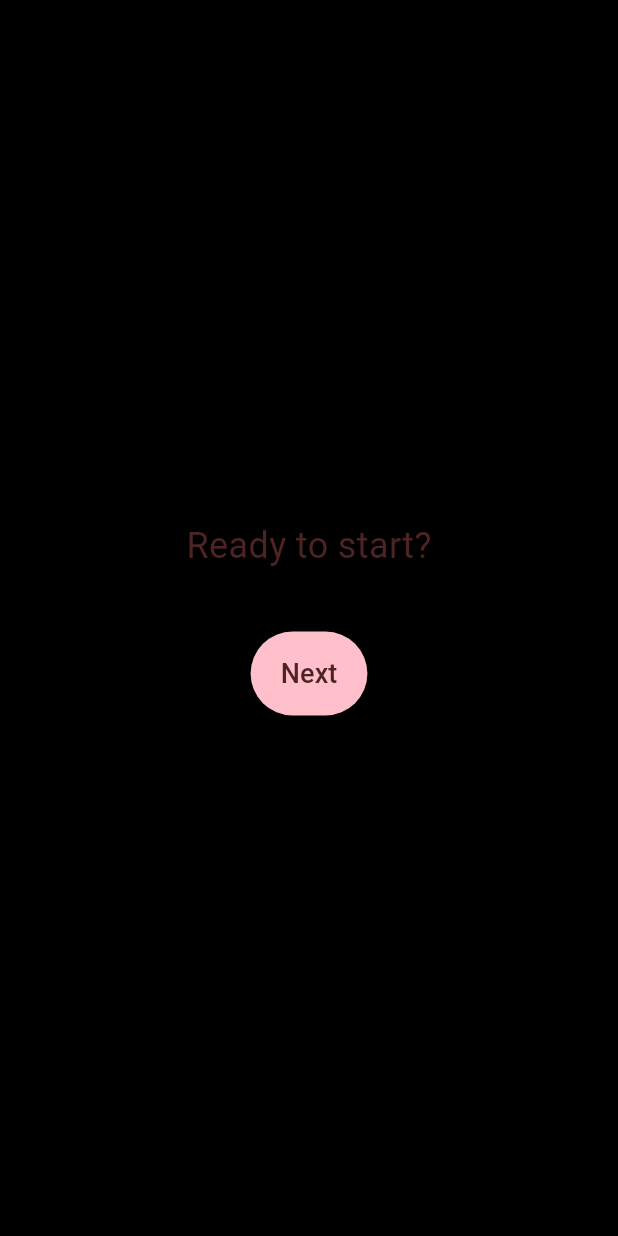
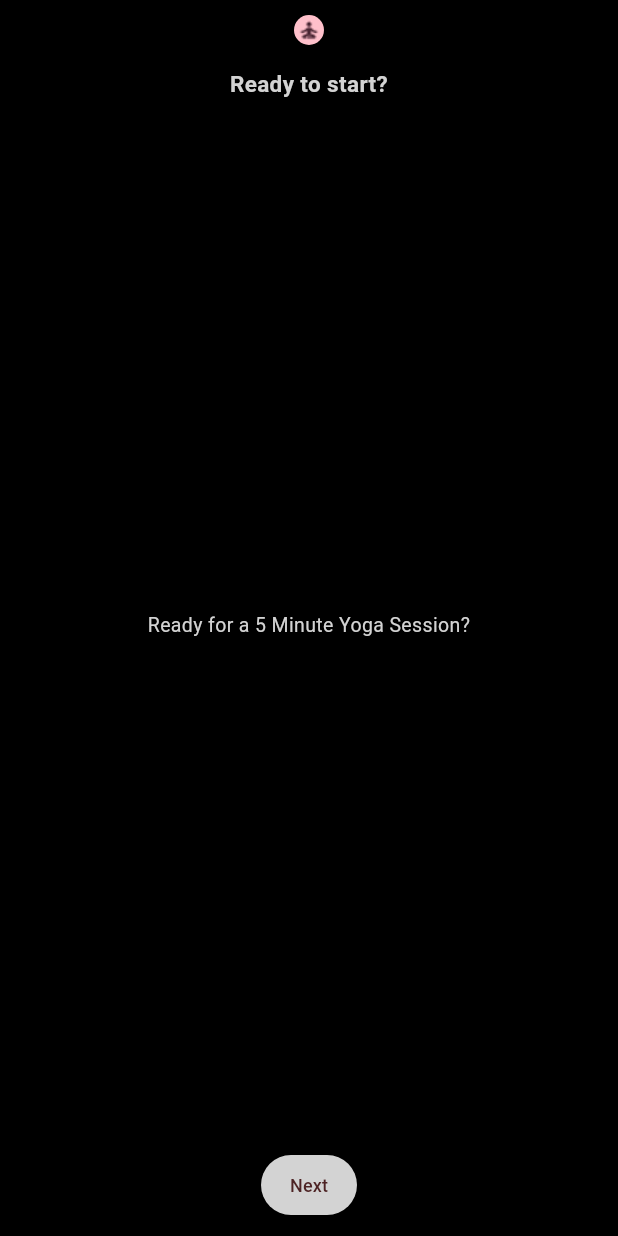
Before and after one commit to inagege/eis, a Flutter app: the HomeScreen screen opened directly, after a tap on "Yoga", on a phone screen of 412 x 824 dp. Run offline on Flutter 3.47's test engine with Material 3 defaults, Android fonts, the phone set to English and light mode, and no system bars.

Commit message:
neues Update: 07.01

```diff
--- a/lib/main.dart
+++ b/lib/main.dart
@@ -1,4 +1,6 @@
 import 'package:flutter/material.dart';
+import 'startscreen.dart'; // Importiert die Startscreen-Datei
+import 'yogascreens.dart'; // Importiert die Datei YogaScreens
 
 void main() {
   runApp(EISApp());
@@ -10,60 +12,60 @@ class EISApp extends StatelessWidget {
     return MaterialApp(
       title: 'EIS App',
       theme: ThemeData.dark(),
-      home: HomeScreen(),
+      home: StartScreen(), // Startet mit der StartScreen-Seite
     );
   }
 }
 
-// Home Screen with Main Round Buttons and Circle on Top
+// Home Screen mit Haupt-Buttons und einem Kreis oben
 class HomeScreen extends StatelessWidget {
   final List<String> categories = ['Yoga', 'Walk', 'Nap', 'Vent', 'Coffee', 'Food'];
 
   @override
   Widget build(BuildContext context) {
-    // Calculate button size based on screen width
+    // Berechne die Größe der Buttons basierend auf der Bildschirmbreite
     double screenWidth = MediaQuery.of(context).size.width;
-    double buttonSize = (screenWidth - 80) / 3; // Subtract padding and spacing
+    double buttonSize = (screenWidth - 80) / 3; // Subtrahiere Polster und Abstand
 
     return Scaffold(
       backgroundColor: Colors.black,
       body: Column(
         children: [
-          // Small circle at the top of the screen
+          // Kleiner Kreis oben
           Container(
-            margin: EdgeInsets.only(top: 10), // Position circle downwards
-            width: 20, // Diameter of the circle
+            margin: EdgeInsets.only(top: 10), // Abstand nach unten
+            width: 20, // Durchmesser des Kreises
             height: 20,
             decoration: BoxDecoration(
-              color: Color(0xFFFFC0CB), // Light pink color
+              color: Color(0xFFFFC0CB), // Hellrosa Farbe
               shape: BoxShape.circle,
             ),
           ),
 
-          // Spacing below the circle
+          // Abstand unterhalb des Kreises
           SizedBox(height: 10),
 
-          // Grid of Round Buttons
+          // Grid mit runden Buttons
           Expanded(
             child: GridView.count(
               crossAxisCount: 3,
               crossAxisSpacing: 25,
               mainAxisSpacing: 25,
               padding: EdgeInsets.all(25),
-              children: categories
-                  .map((name) => RoundButton(
+              children: categories.map((name) {
+                return RoundButton(
                   label: name,
                   size: buttonSize,
                   onPressed: () {
                     Navigator.push(
                       context,
                       MaterialPageRoute(
-                        builder: (context) =>
-                            ScreenRow(category: name)),
+                        builder: (context) => YogaScreens(category: name), // Verweis auf YogaScreens
+                      ),
                     );
                   },
-              ))
-                  .toList(),
+                );
+              }).toList(),
             ),
           ),
         ],
@@ -72,16 +74,17 @@ class HomeScreen extends StatelessWidget {
   }
 }
 
-// Round Button Widget
+// Runder Button
 class RoundButton extends StatelessWidget {
   final String label;
   final VoidCallback onPressed;
-  final double size; // Add size parameter
+  final double size;
 
-  const RoundButton({super.key,
+  const RoundButton({
+    super.key,
     required this.label,
     required this.onPressed,
-    required this.size
+    required this.size,
   });
 
   @override
@@ -89,8 +92,8 @@ class RoundButton extends StatelessWidget {
     return GestureDetector(
       onTap: onPressed,
       child: Container(
-        width: size, // Use dynamic size
-        height: size, // Use dynamic size
+        width: size,
+        height: size,
         decoration: BoxDecoration(
           color: Color(0xFFFFC0CB),
           shape: BoxShape.circle,
@@ -98,7 +101,7 @@ class RoundButton extends StatelessWidget {
         child: Center(
           child: Text(
             label,
-            style: TextStyle(fontSize: size * 0.2, color: Color(0xFF4D2324)), // Adjust font size
+            style: TextStyle(fontSize: size * 0.2, color: Color(0xFF4D2324)), // Schriftgröße anpassen
             textAlign: TextAlign.center,
           ),
         ),
@@ -106,70 +109,3 @@ class RoundButton extends StatelessWidget {
     );
   }
 }
-
-// Screens in Each Row (Mockups)
-class ScreenRow extends StatefulWidget {
-  final String category;
-
-  const ScreenRow({super.key, required this.category});
-
-  @override
-  _ScreenRowState createState() => _ScreenRowState();
-}
-
-class _ScreenRowState extends State<ScreenRow> {
-  int currentIndex = 0;
-
-  final Map<String, List<String>> mockupScreens = {
-    'Yoga': ['Ready to start?', 'Pose 1', 'Pose 2', 'Done!'],
-    'Walk': ['Let\'s go!', 'Midway Check', 'Almost there', 'Done!'],
-    'Nap': ['Time to relax', 'Close your eyes', 'Done!'],
-    'Vent': ['Share your thoughts', 'All set'],
-    'Coffee': ['Enjoy a coffee break'],
-    'Food': ['Enjoy some food']
-  };
-
-  @override
-  Widget build(BuildContext context) {
-    List<String> screens = mockupScreens[widget.category] ?? ['Screen'];
-
-    return Scaffold(
-      backgroundColor: Colors.black,
-      body: Center(
-        child: Column(
-          mainAxisAlignment: MainAxisAlignment.center,
-          children: [
-            // Screen Text
-            Text(
-              screens[currentIndex],
-              style: TextStyle(fontSize: 24, color: Color(0xFF4D2324)),
-            ),
-            SizedBox(height: 40),
-
-            // Navigation Buttons
-            ElevatedButton(
-              style: ElevatedButton.styleFrom(
-                backgroundColor: Color(0xFFFFC0CB), // Replace 'primary' with 'backgroundColor'
-                padding: EdgeInsets.symmetric(horizontal: 20, vertical: 15),
-              ),
-              onPressed: () {
-                if (currentIndex < screens.length - 1) {
-                  setState(() {
-                    currentIndex++;
-                  });
-                } else {
-                  // Close app after last screen
-                  Navigator.of(context).pop();
-                }
-              },
-              child: Text(
-                currentIndex == screens.length - 1 ? 'Done' : 'Next',
-                style: TextStyle(fontSize: 18, color: Color(0xFF4D2324)),
-              ),
-            ),
-          ],
-        ),
-      ),
-    );
-  }
-}
--- /dev/null
+++ b/lib/startscreen.dart
@@ -0,0 +1,70 @@
+import 'package:eis/main.dart';
+import 'package:flutter/material.dart';
+
+
+class StartScreen extends StatelessWidget {
+  const StartScreen({super.key});
+
+  @override
+  Widget build(BuildContext context) {
+    return Scaffold(
+      backgroundColor: Colors.black,
+      body: SafeArea(
+        child: Column(
+          children: [
+            // Oben Titel "Break Time"
+            Padding(
+              padding: const EdgeInsets.only(top: 40.0),
+              child: Center(
+                child: Text(
+                  'Break Time',
+                  style: TextStyle(
+                    fontSize: 16,
+                    color: Color(0xFFD3D3D3),
+                    fontWeight: FontWeight.bold,
+                  ),
+                ),
+              ),
+            ),
+
+            // Mittiger Text
+            Expanded(
+              child: Center(
+                child: Text(
+                  'Based on your Biosignals\nit would be time for a break',
+                  style: TextStyle(
+                    fontSize: 14,
+                    color: Color(0xFFD3D3D3),
+                  ),
+                  textAlign: TextAlign.center,
+                ),
+              ),
+            ),
+
+            // Navigationsbutton "Start break"
+            Padding(
+              padding: const EdgeInsets.only(bottom: 40.0),
+              child: ElevatedButton(
+                style: ElevatedButton.styleFrom(
+                  backgroundColor: Color(0xFFD3D3D3), // Button-Hintergrund
+                  padding: EdgeInsets.symmetric(horizontal: 20, vertical: 12),
+                ),
+                onPressed: () {
+                  // Navigation zu YogaScreens
+                  Navigator.push(
+                    context,
+                    MaterialPageRoute(builder: (context) => HomeScreen()),
+                  );
+                },
+                child: Text(
+                  'Start break',
+                  style: TextStyle(fontSize: 14, color: Color(0xFF4D2324)),
+                ),
+              ),
+            ),
+          ],
+        ),
+      ),
+    );
+  }
+}
--- /dev/null
+++ b/lib/yogascreens.dart
@@ -0,0 +1,216 @@
+import 'package:flutter/material.dart';
+
+class YogaScreens extends StatefulWidget {
+  final String category;
+
+  const YogaScreens({super.key, required this.category});
+
+  @override
+  _YogaScreensState createState() => _YogaScreensState();
+}
+
+class _YogaScreensState extends State<YogaScreens> {
+  int currentIndex = 0;
+
+  final Map<String, List<Map<String, String>>> mockupScreens = {
+    'Yoga': [
+      {
+        'title': 'Ready to start?',
+        'description': 'Ready for a 5 Minute Yoga Session?',
+        'image': 'assets/images/yogaicon.png',
+        'buttonText': 'Start Session!',
+      },
+      {
+        'title': 'Yoga 1/5',
+        'description': '60 Seconds',
+        'image': 'assets/images/yoga1.png',
+        'buttonText': 'Next',
+        'imageWidth': '85',
+        'imageHeight': '40',
+      },
+      {
+        'title': 'Yoga 2/5',
+        'description': '60 Seconds',
+        'image': 'assets/images/yoga2.png',
+        'buttonText': 'Next',
+        'imageWidth': '150',
+        'imageHeight': '35',
+      },
+      {
+        'title': 'Yoga 3/5',
+        'description': '60 Seconds',
+        'image': 'assets/images/yoga3.png',
+        'buttonText': 'Next',
+        'imageWidth': '105',
+        'imageHeight': '40',
+      },
+      {
+        'title': 'Yoga 4/5',
+        'description': '60 Seconds',
+        'image': 'assets/images/yoga4.png',
+        'buttonText': 'Next',
+        'imageWidth': '64',
+        'imageHeight': '40',
+      },
+      {
+        'title': 'Yoga 5/5',
+        'description': '60 Seconds.',
+        'image': 'assets/images/yoga5.png',
+        'buttonText': 'Next',
+        'imageWidth': '66',
+        'imageHeight': '40',
+      },
+      {
+        'title': 'Well done!',
+        'description': 'You have completed the Yoga session.',
+        'image': 'assets/images/yogaicon.png',
+        'buttonText': 'End',
+      },
+    ],
+    'Walk': [
+      {'title': 'Lets go!', 'description': '', 'image': ''},
+      {'title': 'Midway Check', 'description': '', 'image': ''},
+      {'title': 'Almost there', 'description': '', 'image': ''},
+      {'title': 'Done!', 'description': '', 'image': ''},
+    ],
+    'Nap': [
+      {'title': 'Time to relax', 'description': '', 'image': ''},
+      {'title': 'Close your eyes', 'description': '', 'image': ''},
+      {'title': 'Done!', 'description': '', 'image': ''},
+    ],
+    'Vent': [
+      {'title': 'Share your thoughts', 'description': '', 'image': ''},
+      {'title': 'All set', 'description': '', 'image': ''},
+    ],
+    'Coffee': [
+      {'title': 'Enjoy a coffee break', 'description': '', 'image': ''},
+    ],
+    'Food': [
+      {'title': 'Enjoy some food', 'description': '', 'image': ''},
+    ]
+  };
+
+  @override
+  Widget build(BuildContext context) {
+    List<Map<String, String>> screens = mockupScreens[widget.category] ??
+        [
+          {'title': 'Screen', 'description': '', 'image': ''}
+        ];
+
+    return Scaffold(
+      backgroundColor: Colors.black,
+      body: Stack(
+        children: [
+          Center(
+            child: Column(
+              mainAxisAlignment: MainAxisAlignment.center,
+              children: [
+                SizedBox(height: 10),
+                if (currentIndex == 0 || currentIndex == screens.length - 1)
+                  Padding(
+                    padding: const EdgeInsets.symmetric(
+                        vertical: 10.0, horizontal: 20.0),
+                    child: Text(
+                      screens[currentIndex]['description'] ?? '',
+                      style: TextStyle(fontSize: 13, color: Color(0xFFD3D3D3)),
+                      textAlign: TextAlign.center,
+                    ),
+                  )
+                else if (screens[currentIndex]['image'] != null &&
+                    screens[currentIndex]['image']!.isNotEmpty)
+                  Column(
+                    children: [
+                      Image.asset(
+                        screens[currentIndex]['image']!,
+                        width: double.parse(
+                            screens[currentIndex]['imageWidth'] ?? '20'),
+                        height: double.parse(
+                            screens[currentIndex]['imageHeight'] ?? '20'),
+                      ),
+                      SizedBox(height: 10),
+                      Padding(
+                        padding: const EdgeInsets.symmetric(
+                            vertical: 10.0, horizontal: 20.0),
+                        child: Text(
+                          screens[currentIndex]['description'] ?? '',
+                          style: TextStyle(fontSize: 13, color: Color(0xFFD3D3D3)),
+                          textAlign: TextAlign.center,
+                        ),
+                      ),
+                    ],
+                  ),
+              ],
+            ),
+          ),
+
+          Positioned(
+            top: 10,
+            left: 0,
+            right: 0,
+            child: Center(
+              child: Container(
+                width: 20,
+                height: 20,
+                decoration: BoxDecoration(
+                  color: Color(0xFFFFC0CB),
+                  shape: BoxShape.circle,
+                ),
+                child: Center(
+                  child: Image.asset(
+                    'assets/images/yogaicon.png',
+                    height: 20,
+                    width: 20,
+                  ),
+                ),
+              ),
+            ),
+          ),
+
+          Positioned(
+            top: 45,
+            left: 0,
+            right: 0,
+            child: Center(
+              child: Text(
+                screens[currentIndex]['title']!,
+                style: TextStyle(
+                  fontSize: 15,
+                  color: Color(0xFFD3D3D3),
+                  fontWeight: FontWeight.bold,
+                ),
+                textAlign: TextAlign.center,
+              ),
+            ),
+          ),
+
+          Positioned(
+            bottom: 10,
+            left: 0,
+            right: 0,
+            child: Center(
+              child: ElevatedButton(
+                style: ElevatedButton.styleFrom(
+                  backgroundColor: Color(0xFFD3D3D3),
+                  padding: EdgeInsets.symmetric(horizontal: 10, vertical: 7.5),
+                ),
+                onPressed: () {
+                  if (currentIndex < screens.length - 1) {
+                    setState(() {
+                      currentIndex++;
+                    });
+                  } else {
+                    Navigator.of(context).pop();
+                  }
+                },
+                child: Text(
+                  currentIndex == screens.length - 1 ? 'Done' : 'Next',
+                  style: TextStyle(fontSize: 12, color: Color(0xFF4D2324)),
+                ),
+              ),
+            ),
+          ),
+        ],
+      ),
+    );
+  }
+}
```
Also changed, not shown: pubspec.yaml (+7 -1 lines), assets/images/endpose.png (added), assets/images/mountainpose.png (added), assets/images/startpose.png (added), assets/images/upwarddog.png (added), assets/images/yoga1.png (added), assets/images/yoga2.png (added), assets/images/yoga3.png (added), assets/images/yoga4.png (added), assets/images/yoga5.png (added), assets/images/yogaicon.png (added), pubspec.lock. Lines whose indentation alone changed are shown as unchanged.
